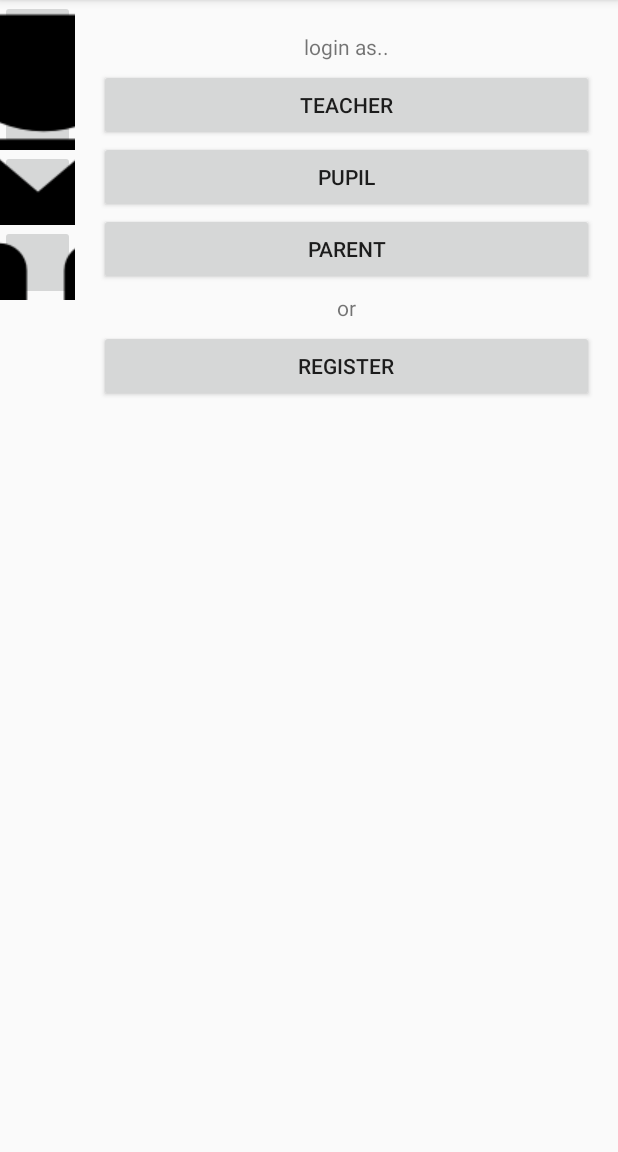
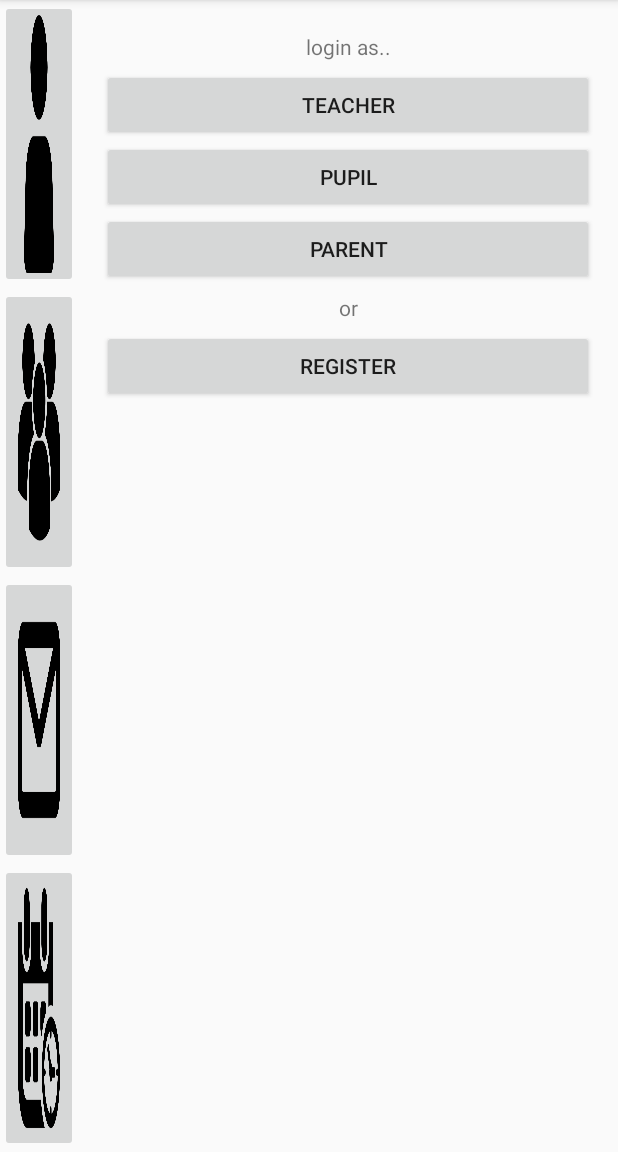
Before and after one commit to vehseri/rpttr42, an Android app: the screen it shows after launch (MainActivity), on a phone screen of 412 x 824 dp, the part 84-1236 px from its top. Run offline under Robolectric (Android 15) with nearby library versions, the phone set to English and light mode, and no system bars.

Commit message:
добавил кнопки. выравниваю.

```diff
--- a/app/src/main/res/layout/activity_main.xml
+++ b/app/src/main/res/layout/activity_main.xml
@@ -6,17 +6,18 @@
     android:layout_height="match_parent"
     android:orientation="horizontal"
     tools:context="com.vehseri.rpttr42.MainActivity">
+
     <LinearLayout xmlns:android="http://schemas.android.com/apk/res/android"
         xmlns:tools="http://schemas.android.com/tools"
         android:id="@+id/activity_main_menu"
-        android:layout_width="wrap_content"
-        android:layout_height="match_parent"
+        android:layout_width="match_parent"
+        android:layout_height="wrap_content"
         android:orientation="vertical"
-        tools:context="com.vehseri.rpttr42.MainActivity">
+        tools:context="com.vehseri.rpttr42.MainActivity"
+        android:layout_weight="7">
         <ImageButton
             android:id="@+id/menuButtonUser"
             android:src="@drawable/user"
-
             style="@style/ImageButtons"
             />
         <ImageButton
@@ -30,7 +31,7 @@
             style="@style/ImageButtons"
             />
         <ImageButton
-            android:id="@+id/menuButtonShedule"
+            android:id="@+id/menuButtonSchedule"
             android:src="@drawable/schedule"
             style="@style/ImageButtons"
             />
@@ -46,7 +47,7 @@
         android:paddingRight="@dimen/activity_horizontal_margin"
         android:paddingTop="@dimen/activity_vertical_margin"
         tools:context="com.vehseri.rpttr42.MainActivity"
-        android:weightSum="0">
+        android:layout_weight="1">
         <TextView
             android:id="@+id/textLoginAs"
             android:text="@string/login"
--- a/app/src/main/res/values/styles.xml
+++ b/app/src/main/res/values/styles.xml
@@ -17,7 +17,10 @@
         <item name="android:layout_gravity">center_horizontal</item>
     </style>
     <style name="ImageButtons">
-        <item name="android:layout_width">50dp</item>
-        <item name="android:layout_height">50dp</item>
+
+        <item name="android:layout_width">wrap_content</item>
+        <item name="android:layout_height">wrap_content</item>
+        <item name="android:layout_weight">1</item>
+        <item name="android:scaleType">fitXY</item>
     </style>
 </resources>
```
